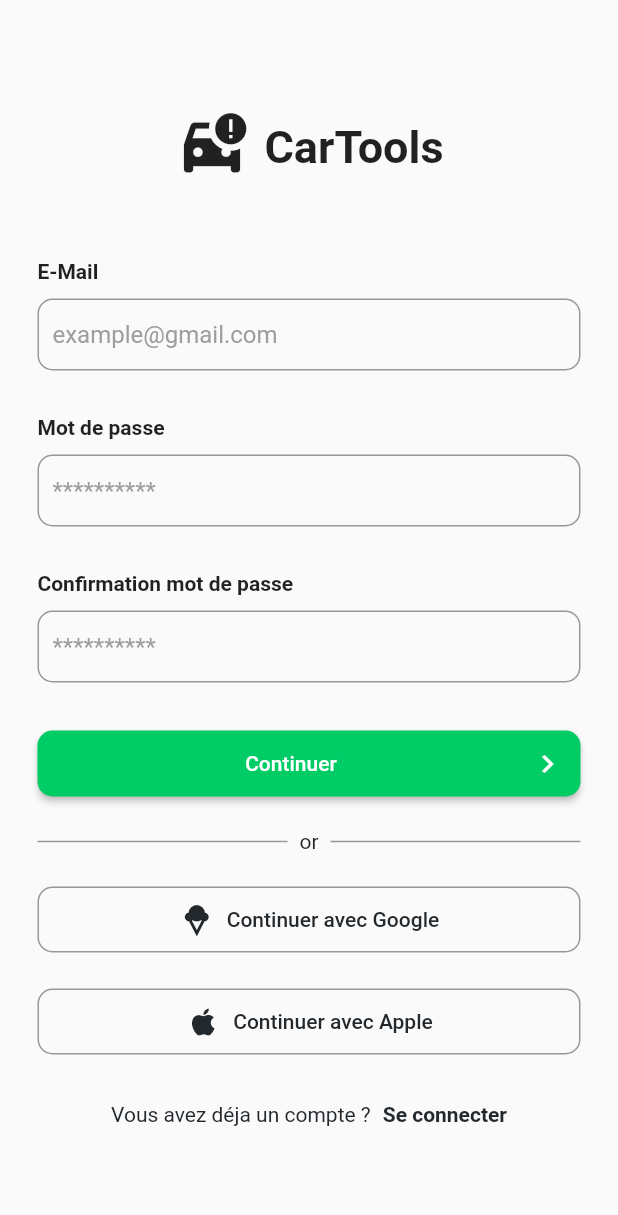
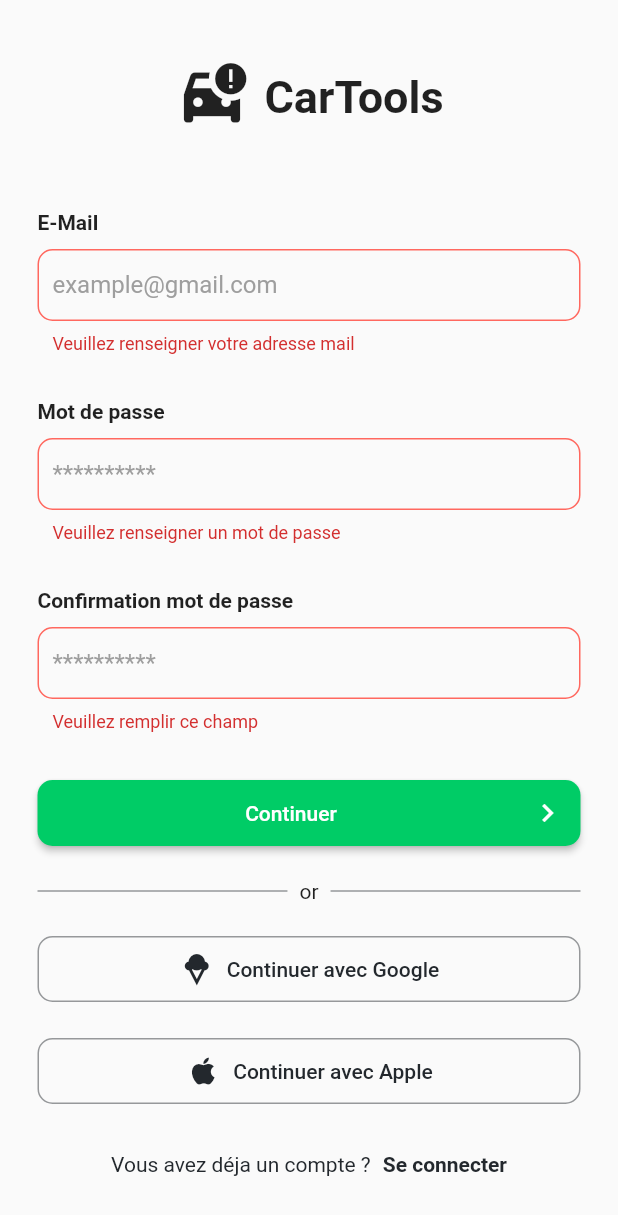
Before and after one commit to CLEMREP/Cartools, a Flutter app: the RegisterFirstPage screen opened by its route, after a tap on "Continuer", on a phone screen of 412 x 824 dp. Shown: the top 1215 px of the screen. Run offline on Flutter 3.47's test engine with Material 2 defaults, Android fonts, the phone set to English and light mode, and no system bars.

Commit message:
:art: Add new page and edit input

```diff
--- a/frontend/lib/main.dart
+++ b/frontend/lib/main.dart
@@ -2,6 +2,7 @@
 import 'package:frontend/src/Views/page/HomePage.dart';
 import 'package:frontend/src/Views/page/LoginPage.dart';
 import 'package:frontend/src/Views/page/RegisterFirstPage.dart';
+import 'package:frontend/src/Views/page/RegisterSecondPage.dart';
 
 void main() {
   runApp(const MyApp());
@@ -19,7 +20,8 @@
       routes: {
         '/': (context) => const HomePage(),
         '/login': (context) => const LoginPage(),
-        '/register': (context) => const RegisterFirstPage(),
+        '/registerFirst': (context) => const RegisterFirstPage(),
+        '/registerSecond': (context) => const RegisterSecondPage(),
       },
     );
   }
--- a/frontend/lib/src/Services/ColorManager.dart
+++ b/frontend/lib/src/Services/ColorManager.dart
@@ -5,6 +5,7 @@
   static const Color primary = Color(0xFF00CC66);
   static const Color secondary = Color(0xFF23282D);
   static const Color thirdly = Color(0xFFFFFFFF);
+  static const Color fourthly = Color(0xFFFF685F);
   static const Color invisible = Color(0x00000000);
 
   static const Color secondary50 = Color(0x7723282D);
--- a/frontend/lib/src/Views/page/RegisterFirstPage.dart
+++ b/frontend/lib/src/Views/page/RegisterFirstPage.dart
@@ -1,5 +1,6 @@
 import 'package:flutter/material.dart';
 import 'package:frontend/src/Services/ColorManager.dart';
+import 'package:frontend/src/Services/http/QueryApi.dart';
 
 class RegisterFirstPage extends StatefulWidget {
   const RegisterFirstPage({Key? key}) : super(key: key);
@@ -9,11 +10,19 @@
 }
 
 class _RegisterFirstPageState extends State<RegisterFirstPage> {
+
+  final email = TextEditingController();
+  final password = TextEditingController();
+  final passwordConfirmation = TextEditingController();
+  final _formKey = GlobalKey<FormState>();
+
   @override
   Widget build(BuildContext context) {
     return Scaffold(
       body: Container(
         padding: const EdgeInsets.symmetric(horizontal: 25, vertical: 25),
+        child: Form(
+          key: _formKey,
           child: Column(
             mainAxisAlignment: MainAxisAlignment.center,
             children: [
@@ -39,13 +48,14 @@
               ),
               Column(
                 crossAxisAlignment: CrossAxisAlignment.start,
-              children: const [
-                Text('E-Mail', style: TextStyle(fontSize: 14, fontWeight: FontWeight.bold)),
-                SizedBox(
+                children: [
+                  const Text('E-Mail', style: TextStyle(fontSize: 14, fontWeight: FontWeight.bold)),
+                  const SizedBox(
                     height: 10,
                   ),
-                TextField(
-                  decoration: InputDecoration(
+                  TextFormField(
+                    controller: email,
+                    decoration: const InputDecoration(
                       contentPadding: EdgeInsets.all(10),
                       hintText: 'example@gmail.com',
                       hintStyle: TextStyle(color: Colors.grey),
@@ -61,22 +71,41 @@
                             color: ColorManager.primary
                         ),
                       ),
+                      errorBorder: OutlineInputBorder(
+                        borderRadius: BorderRadius.all(Radius.circular(10)),
+                        borderSide: BorderSide(
+                            color: ColorManager.fourthly
                         ),
+                      ),
+                      focusedErrorBorder: OutlineInputBorder(
+                        borderRadius: BorderRadius.all(Radius.circular(10)),
+                        borderSide: BorderSide(
+                            color: ColorManager.fourthly
+                        ),
+                      ),
+                    ),
+                    validator: (value) {
+                      if (value == null || value.isEmpty) {
+                        return 'Veuillez renseigner votre adresse mail';
+                      }
+                      return null;
+                    },
                   ),
                 ],
               ),
-            SizedBox(
+              const SizedBox(
                 height: 30,
               ),
               Column(
                 crossAxisAlignment: CrossAxisAlignment.start,
-              children: const [
-                Text('Mot de passe', style: TextStyle(fontSize: 14, fontWeight: FontWeight.bold)),
-                SizedBox(
+                children: [
+                  const Text('Mot de passe', style: TextStyle(fontSize: 14, fontWeight: FontWeight.bold)),
+                  const SizedBox(
                     height: 10,
                   ),
-                TextField(
-                  decoration: InputDecoration(
+                  TextFormField(
+                    controller: password,
+                    decoration: const InputDecoration(
                       contentPadding: EdgeInsets.all(10),
                       hintText: '**********',
                       hintStyle: TextStyle(color: Colors.grey),
@@ -92,22 +121,42 @@
                             color: ColorManager.primary
                         ),
                       ),
+                      errorBorder: OutlineInputBorder(
+                        borderRadius: BorderRadius.all(Radius.circular(10)),
+                        borderSide: BorderSide(
+                            color: ColorManager.fourthly
                         ),
+                      ),
+                      focusedErrorBorder: OutlineInputBorder(
+                        borderRadius: BorderRadius.all(Radius.circular(10)),
+                        borderSide: BorderSide(
+                            color: ColorManager.fourthly
+                        ),
+                      ),
+                    ),
+                    onChanged: null,
+                    validator: (value) {
+                      if (value == null || value.isEmpty) {
+                        return 'Veuillez renseigner un mot de passe';
+                      }
+                      return null;
+                    },
                   ),
                 ],
               ),
-            SizedBox(
+              const SizedBox(
                 height: 30,
               ),
               Column(
                 crossAxisAlignment: CrossAxisAlignment.start,
-              children: const [
-                Text('Confirmation mot de passe', style: TextStyle(fontSize: 14, fontWeight: FontWeight.bold)),
-                SizedBox(
+                children: [
+                  const Text('Confirmation mot de passe', style: TextStyle(fontSize: 14, fontWeight: FontWeight.bold)),
+                  const SizedBox(
                     height: 10,
                   ),
-                TextField(
-                  decoration: InputDecoration(
+                  TextFormField(
+                    controller: passwordConfirmation,
+                    decoration: const InputDecoration(
                       contentPadding: EdgeInsets.all(10),
                       hintText: '**********',
                       hintStyle: TextStyle(color: Colors.grey),
@@ -123,7 +172,28 @@
                             color: ColorManager.primary
                         ),
                       ),
+                      errorBorder: OutlineInputBorder(
+                        borderRadius: BorderRadius.all(Radius.circular(10)),
+                        borderSide: BorderSide(
+                            color: ColorManager.fourthly
                         ),
+                      ),
+                      focusedErrorBorder: OutlineInputBorder(
+                        borderRadius: BorderRadius.all(Radius.circular(10)),
+                        borderSide: BorderSide(
+                            color: ColorManager.fourthly
+                        ),
+                      ),
+                    ),
+                    validator: (value) {
+                      if (value == null || value.isEmpty) {
+                        return 'Veuillez remplir ce champ';
+                      }
+                      if (value != password.text) {
+                        return 'Les mots de passe ne correspondent pas';
+                      }
+                      return null;
+                    },
                   ),
                 ],
               ),
@@ -131,7 +201,14 @@
                 height: 30,
               ),
               ElevatedButton(
-              onPressed: () => print('ok'),
+                onPressed: () {
+                  if (_formKey.currentState!.validate()) {
+                    print(email.text);
+                    print(password.text);
+                    print(passwordConfirmation.text);
+                    Navigator.pushNamed(context, '/registerSecond');
+                  }
+                },
                 style: ElevatedButton.styleFrom(
                   primary: ColorManager.primary,
                   shape: RoundedRectangleBorder(
@@ -276,6 +353,7 @@
             ],
           ),
         ),
+      ),
     );
   }
 }
--- a/frontend/lib/src/views/page/LoginPage.dart
+++ b/frontend/lib/src/views/page/LoginPage.dart
@@ -102,7 +102,8 @@
             ),
             ElevatedButton(
               onPressed: () {
-                QueryApi.register();
+                //QueryApi.register('zefzf@gmail.com', 'zefzf', 'azeaze', 'azeaze');
+                QueryApi.login('zefzf@gmail.com', 'azeaze');
               },
               style: ElevatedButton.styleFrom(
                 primary: ColorManager.primary,
@@ -232,7 +233,7 @@
                   ),
                   GestureDetector(
                     onTap: () {
-                      Navigator.pushNamed(context, '/register');
+                      Navigator.pushNamed(context, '/registerFirst');
                     },
                     child:
                     const Text('S\'enregistrer',
```
Also changed, not shown: frontend/lib/src/Services/http/QueryApi.dart (+11 -9 lines), frontend/lib/src/Views/page/RegisterSecondPage.dart (added, +207 -0 lines), 11 other files. Lines whose indentation alone changed are shown as unchanged.
